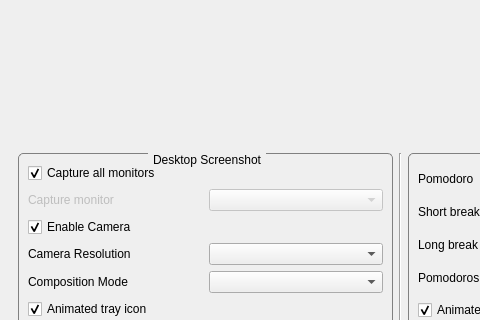
First picture: the form in MainWindow.ui, repository FelixdelasPozas/pomodorotimelapse, before the edit; both pictures show x 0 to 480 and y 115 to 435 of the 800 by 600 pixel window.
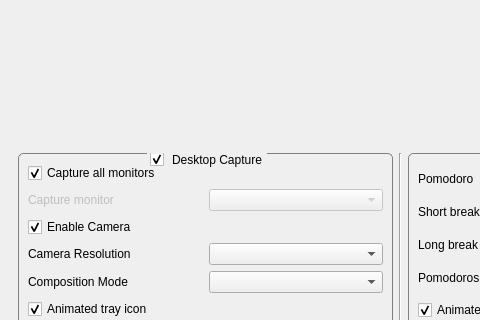
Second picture: the form after the edit. Icons and pictures are not drawn.

Commit message: Option to disable capture thread. Work in pomodoro class.

What changed in the file:
```diff
--- a/MainWindow.ui
+++ b/MainWindow.ui
@@ -73,11 +73,14 @@
  }</string>
          </property>
          <property name="title">
-          <string>Desktop Screenshot</string>
+          <string>Desktop Capture</string>
          </property>
          <property name="flat">
           <bool>false</bool>
          </property>
+         <property name="checkable">
+          <bool>true</bool>
+         </property>
          <layout class="QVBoxLayout" name="verticalLayout_2">
           <item>
            <widget class="QCheckBox" name="m_captureAllMonitors">
```
Left out of the diff: 2 changed lines with no effect on the pictures. The commit also changes 4 other files.
